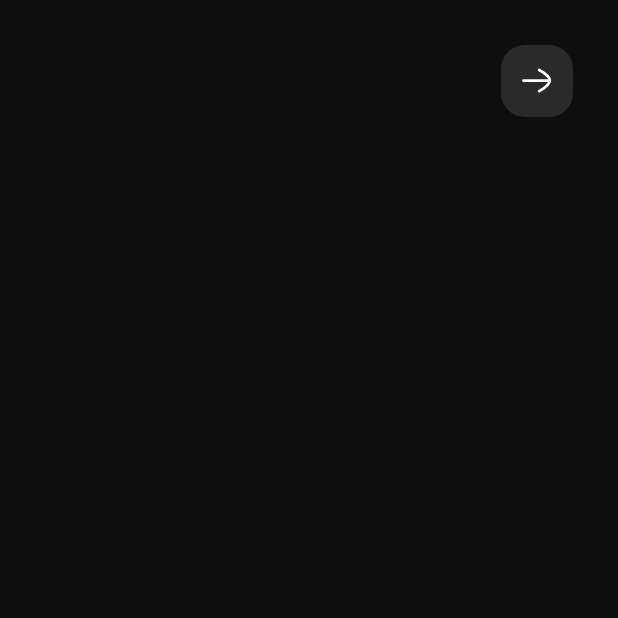
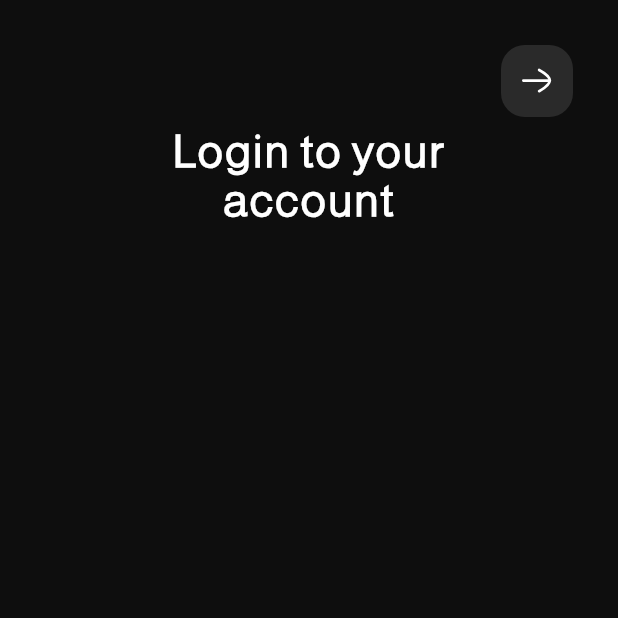
Before and after one commit to OmarAmeer96/Black-Market, a Flutter app: the screen it shows after launch, on a phone screen of 412 x 824 dp, the top half of it. Run offline on Flutter 3.47's test engine with Material 2 defaults, Android fonts, the phone set to English and light mode, and no system bars; our stand-ins replace bloc, equatable, flutter_bloc, flutter_svg, go_router; generated files the repository leaves out were written again.

```diff
--- a/lib/Core/utils/styles.dart
+++ b/lib/Core/utils/styles.dart
@@ -7,8 +7,8 @@ abstract class Styles {
     fontFamily: kAlmaraiLight,
     fontWeight: FontWeight.w700,
   );
-  static const almaraiRegular28 = TextStyle(
-    fontSize: 28,
+  static const almaraiRegular30 = TextStyle(
+    fontSize: 30,
     fontFamily: kAlmaraiLight,
     fontWeight: FontWeight.w700,
   );
--- a/lib/Core/widgets/custom_app_bar.dart
+++ b/lib/Core/widgets/custom_app_bar.dart
@@ -6,7 +6,10 @@ import 'package:flutter_svg/svg.dart';
 class CustomAppBar extends StatelessWidget {
   const CustomAppBar({
     super.key,
+    this.onTap,
   });
+
+  final void Function()? onTap;
 
   @override
   Widget build(BuildContext context) {
@@ -15,7 +18,7 @@ class CustomAppBar extends StatelessWidget {
       children: [
         InkWell(
           borderRadius: BorderRadius.circular(16),
-          onTap: () {},
+          onTap: onTap,
           child: SizedBox(
             height: 60,
             width: 60,
--- a/lib/Features/auth/login/presentation/views/widgets/login_view_body.dart
+++ b/lib/Features/auth/login/presentation/views/widgets/login_view_body.dart
@@ -1,8 +1,9 @@
+import 'package:black_market/Core/manager/language_cubit/language_cubit.dart';
 import 'package:black_market/Core/utils/styles.dart';
 import 'package:black_market/Core/widgets/custom_app_bar.dart';
 import 'package:flutter/material.dart';
+import 'package:flutter_bloc/flutter_bloc.dart';
 import 'package:flutter_gen/gen_l10n/app_localizations.dart';
-
 
 class LoginViewBody extends StatelessWidget {
   const LoginViewBody({super.key});
@@ -13,14 +14,15 @@ class LoginViewBody extends StatelessWidget {
       padding: const EdgeInsets.only(top: 24, left: 24, right: 24),
       child: Column(
         children: [
-          const CustomAppBar(),
-          SizedBox(
-            width: 252,
-            child: Text(
-              "",
-              textAlign: TextAlign.center,
-              style: Styles.almaraiRegular28.copyWith(letterSpacing: 1),
-            ),
+          CustomAppBar(
+            onTap: () {
+              context.read<LanguageCubit>().changeLanguage();
+            },
+          ),
+          Text(
+            AppLocalizations.of(context)!.loginTitle,
+            textAlign: TextAlign.center,
+            style: Styles.almaraiRegular30.copyWith(letterSpacing: 1),
           ),
         ],
       ),
--- a/lib/l10n/app_en.arb
+++ b/lib/l10n/app_en.arb
@@ -1,3 +1,3 @@
 {
-    "loginTitle": "Login to your account"
+    "loginTitle": "Login to your\naccount"
 }
```
Also changed, not shown: lib/Core/manager/language_cubit/language_cubit.dart (+7 -4 lines).
